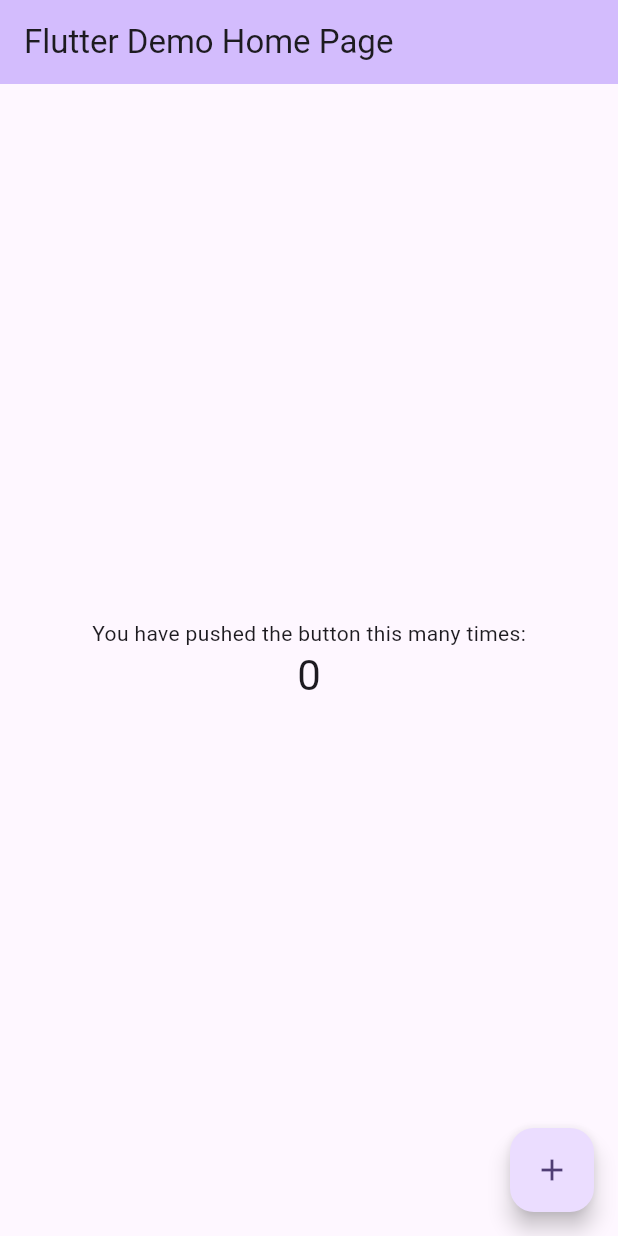
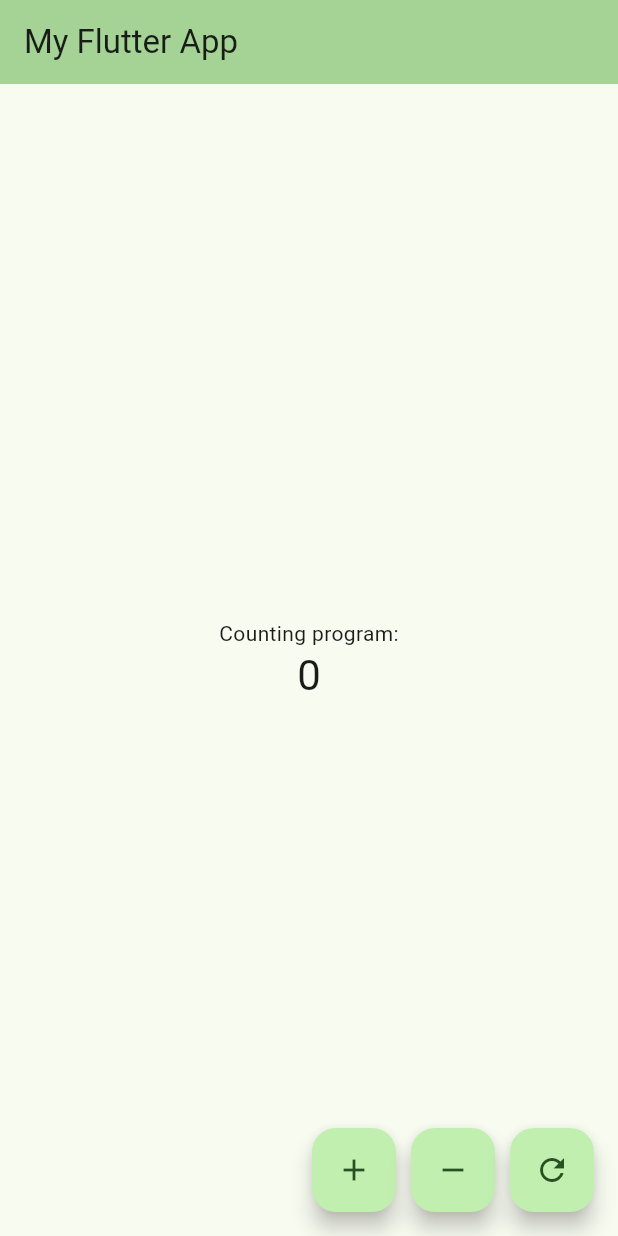
Before and after one commit to niyomugaboetiene/mobile-app.2.0, a Flutter app: the screen it shows after launch, on a phone screen of 412 x 824 dp. Run offline on Flutter 3.47's test engine with Material 3 defaults, Android fonts, the phone set to English and light mode, and no system bars.

Commit message:
creating simple app

```diff
--- a/lib/main.dart
+++ b/lib/main.dart
@@ -7,46 +7,23 @@ void main() {
 class MyApp extends StatelessWidget {
   const MyApp({super.key});
 
-  // This widget is the root of your application.
   @override
   Widget build(BuildContext context) {
     return MaterialApp(
-      title: 'Flutter Demo',
+      title: 'My Flutter App',
       theme: ThemeData(
-        // This is the theme of your application.
-        //
-        // TRY THIS: Try running your application with "flutter run". You'll see
-        // the application has a blue toolbar. Then, without quitting the app,
-        // try changing the seedColor in the colorScheme below to Colors.green
-        // and then invoke "hot reload" (save your changes or press the "hot
-        // reload" button in a Flutter-supported IDE, or press "r" if you used
-        // the command line to start the app).
-        //
-        // Notice that the counter didn't reset back to zero; the application
-        // state is not lost during the reload. To reset the state, use hot
-        // restart instead.
-        //
-        // This works for code too, not just values: Most code changes can be
-        // tested with just a hot reload.
-        colorScheme: ColorScheme.fromSeed(seedColor: Colors.deepPurple),
+        colorScheme: ColorScheme.fromSeed(
+          seedColor: const Color.fromARGB(255, 29, 215, 8),
+        ),
         useMaterial3: true,
       ),
-      home: const MyHomePage(title: 'Flutter Demo Home Page'),
+      home: const MyHomePage(title: 'My Flutter App'),
     );
   }
 }
 
 class MyHomePage extends StatefulWidget {
   const MyHomePage({super.key, required this.title});
-
-  // This widget is the home page of your application. It is stateful, meaning
-  // that it has a State object (defined below) that contains fields that affect
-  // how it looks.
-
-  // This class is the configuration for the state. It holds the values (in this
-  // case the title) provided by the parent (in this case the App widget) and
-  // used by the build method of the State. Fields in a Widget subclass are
-  // always marked "final".
 
   final String title;
 
@@ -59,55 +36,34 @@ class _MyHomePageState extends State<MyHomePage> {
 
   void _incrementCounter() {
     setState(() {
-      // This call to setState tells the Flutter framework that something has
-      // changed in this State, which causes it to rerun the build method below
-      // so that the display can reflect the updated values. If we changed
-      // _counter without calling setState(), then the build method would not be
-      // called again, and so nothing would appear to happen.
       _counter++;
+    });
+  }
+
+  void _decrementCounter() {
+    setState(() {
+      _counter--;
+    });
+  }
+
+  void _resetCounter() {
+    setState(() {
+      _counter = 0;
     });
   }
 
   @override
   Widget build(BuildContext context) {
-    // This method is rerun every time setState is called, for instance as done
-    // by the _incrementCounter method above.
-    //
-    // The Flutter framework has been optimized to make rerunning build methods
-    // fast, so that you can just rebuild anything that needs updating rather
-    // than having to individually change instances of widgets.
     return Scaffold(
       appBar: AppBar(
-        // TRY THIS: Try changing the color here to a specific color (to
-        // Colors.amber, perhaps?) and trigger a hot reload to see the AppBar
-        // change color while the other colors stay the same.
         backgroundColor: Theme.of(context).colorScheme.inversePrimary,
-        // Here we take the value from the MyHomePage object that was created by
-        // the App.build method, and use it to set our appbar title.
         title: Text(widget.title),
       ),
       body: Center(
-        // Center is a layout widget. It takes a single child and positions it
-        // in the middle of the parent.
         child: Column(
-          // Column is also a layout widget. It takes a list of children and
-          // arranges them vertically. By default, it sizes itself to fit its
-          // children horizontally, and tries to be as tall as its parent.
-          //
-          // Column has various properties to control how it sizes itself and
-          // how it positions its children. Here we use mainAxisAlignment to
-          // center the children vertically; the main axis here is the vertical
-          // axis because Columns are vertical (the cross axis would be
-          // horizontal).
-          //
-          // TRY THIS: Invoke "debug painting" (choose the "Toggle Debug Paint"
-          // action in the IDE, or press "p" in the console), to see the
-          // wireframe for each widget.
           mainAxisAlignment: MainAxisAlignment.center,
-          children: <Widget>[
-            const Text(
-              'You have pushed the button this many times:',
-            ),
+          children: [
+            const Text('Counting program:'),
             Text(
               '$_counter',
               style: Theme.of(context).textTheme.headlineMedium,
@@ -115,11 +71,32 @@ class _MyHomePageState extends State<MyHomePage> {
           ],
         ),
       ),
-      floatingActionButton: FloatingActionButton(
-        onPressed: _incrementCounter,
-        tooltip: 'Increment',
-        child: const Icon(Icons.add),
-      ), // This trailing comma makes auto-formatting nicer for build methods.
+
+      floatingActionButton: Row(
+        mainAxisAlignment: MainAxisAlignment.end,
+        children: [
+          FloatingActionButton(
+            heroTag: 'add',
+            onPressed: _incrementCounter,
+            tooltip: 'Increment',
+            child: const Icon(Icons.add),
+          ),
+          const SizedBox(width: 10),
+          FloatingActionButton(
+            heroTag: 'remove',
+            onPressed: _decrementCounter,
+            tooltip: 'Decrement',
+            child: const Icon(Icons.remove),
+          ),
+          const SizedBox(width: 10),
+          FloatingActionButton(
+            heroTag: 'reset',
+            onPressed: _resetCounter,
+            tooltip: 'Reset',
+            child: const Icon(Icons.refresh),
+          ),
+        ],
+      ),
     );
   }
 }
```
